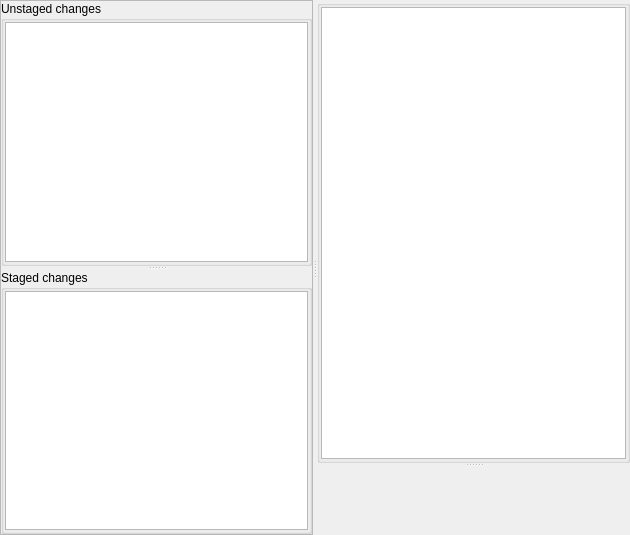
Before: the Qt Designer form kitten/ui/stage_widget.ui in riyad/kitten-ruby, drawn with Qt 5.
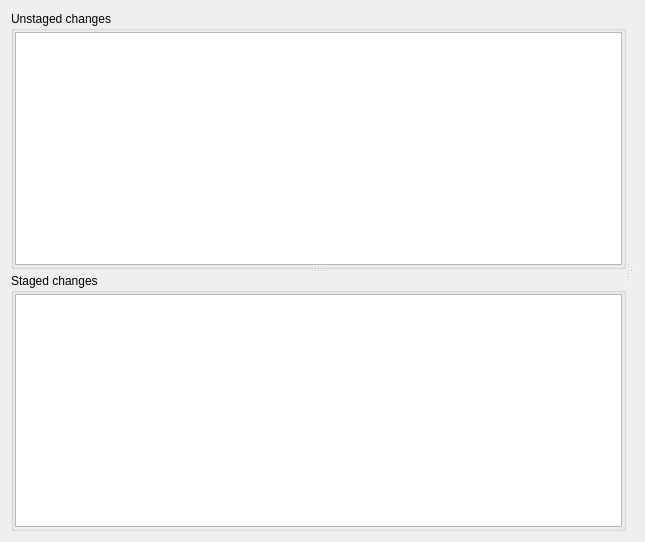
After: the same form once the commit is applied. Custom widgets are drawn as their Qt base class.

Commit message: Updated StageWidget to use the new FileStatusWidget.

What changed in the file:
```diff
--- a/kitten/ui/stage_widget.ui
+++ b/kitten/ui/stage_widget.ui
@@ -6,17 +6,14 @@
    <rect>
     <x>0</x>
     <y>0</y>
-    <width>630</width>
-    <height>535</height>
+    <width>645</width>
+    <height>542</height>
    </rect>
   </property>
   <property name="windowTitle">
    <string>Form</string>
   </property>
-  <layout class="QGridLayout" name="gridLayout_5">
-   <property name="margin">
-    <number>0</number>
-   </property>
+  <layout class="QGridLayout" name="gridLayout">
    <item row="0" column="0">
     <widget class="QSplitter" name="splitter_3">
      <property name="orientation">
@@ -26,9 +23,6 @@
       <bool>false</bool>
      </property>
      <widget class="QSplitter" name="splitter_2">
-      <property name="frameShape">
-       <enum>QFrame::StyledPanel</enum>
-      </property>
       <property name="orientation">
        <enum>Qt::Vertical</enum>
       </property>
@@ -107,40 +101,10 @@
       </widget>
      </widget>
      <widget class="QSplitter" name="splitter">
-      <property name="sizePolicy">
-       <sizepolicy hsizetype="Expanding" vsizetype="Expanding">
-        <horstretch>0</horstretch>
-        <verstretch>0</verstretch>
-       </sizepolicy>
-      </property>
       <property name="orientation">
        <enum>Qt::Vertical</enum>
       </property>
-      <property name="childrenCollapsible">
-       <bool>false</bool>
-      </property>
-      <widget class="QWidget" name="layoutWidget">
-       <layout class="QGridLayout" name="gridLayout_4">
-        <item row="0" column="0" colspan="2">
-         <widget class="QGroupBox" name="diffDescription">
-          <property name="title">
-           <string/>
-          </property>
-          <property name="flat">
-           <bool>true</bool>
-          </property>
-          <layout class="QGridLayout" name="_2">
-           <property name="margin">
-            <number>1</number>
-           </property>
-           <item row="0" column="0">
-            <widget class="KTextBrowser" name="diffBrowser"/>
-           </item>
-          </layout>
-         </widget>
-        </item>
-       </layout>
-      </widget>
+      <widget class="FileStatusWidget" name="fileStatusWidget" native="true"/>
       <widget class="CommitWidget" name="commitWidget" native="true"/>
      </widget>
     </widget>
@@ -148,17 +112,18 @@
   </layout>
  </widget>
  <customwidgets>
-  <customwidget>
-   <class>KTextBrowser</class>
-   <extends>QTextBrowser</extends>
-   <header>ktextbrowser.h</header>
-  </customwidget>
   <customwidget>
    <class>CommitWidget</class>
    <extends>QWidget</extends>
    <header>commitwidget.h</header>
    <container>1</container>
   </customwidget>
+  <customwidget>
+   <class>FileStatusWidget</class>
+   <extends>QWidget</extends>
+   <header>filestatuswidget.h</header>
+   <container>1</container>
+  </customwidget>
  </customwidgets>
  <resources/>
  <connections/>
```
Left out of the diff: 6 changed lines with no effect on the pictures. The commit also changes 1 other file.
